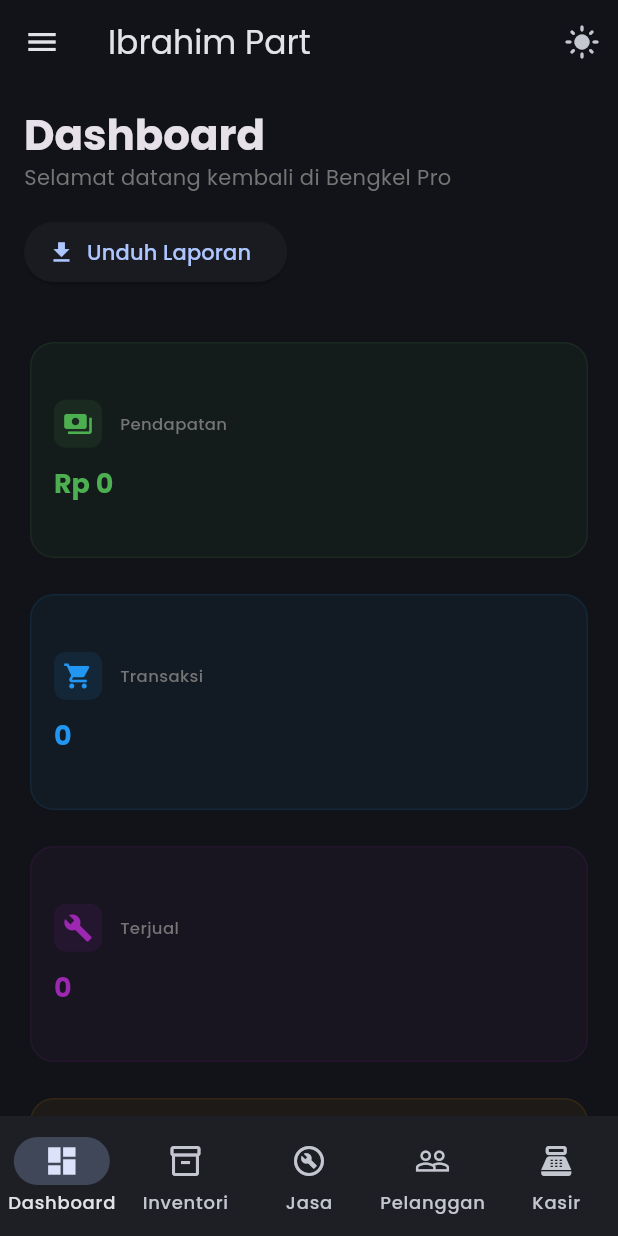
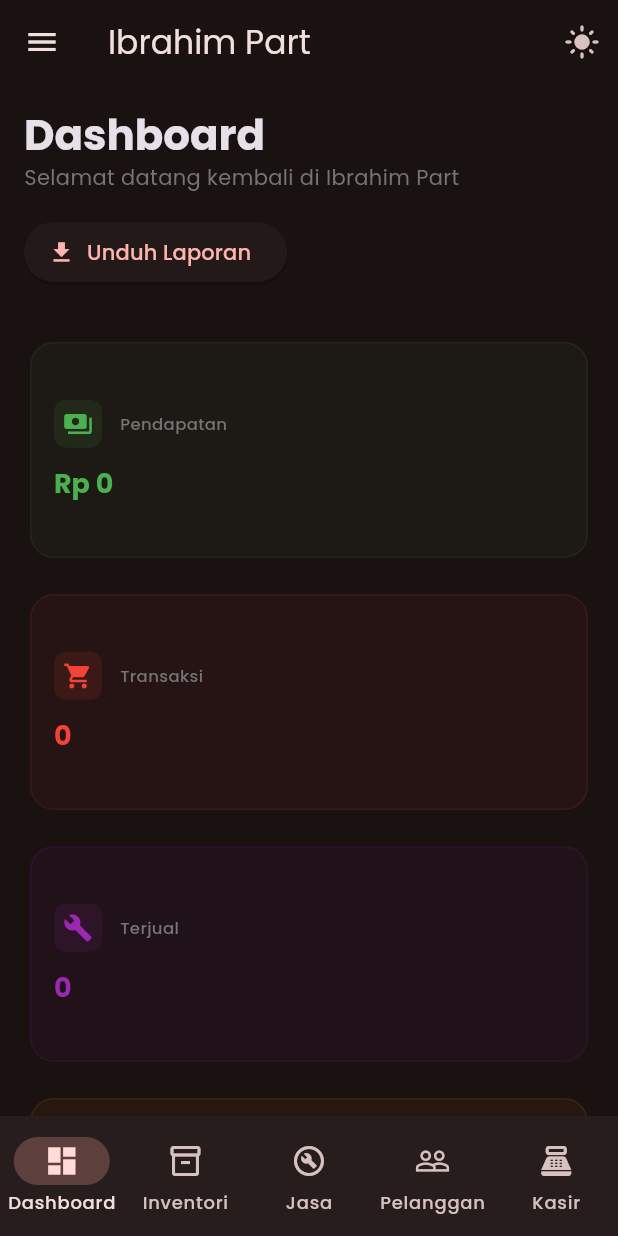
Before and after one commit to mountalgoid/kasirmotor, a Flutter app: the screen it shows after launch, after a tap on the "dark mode" icon, on a phone screen of 412 x 824 dp. Run offline on Flutter 3.47's test engine with Material 3 defaults, Android fonts, the phone set to English and light mode, and no system bars; our stand-ins replace fl_chart, google_fonts, image_picker, pdf, printing, shared_preferences; accounts and stored records are empty.

Commit message:
Final Fix: Cart Buttons, Splash Screen, Responsiveness, and Red Theme
- Fixed shopping cart logic to support quantity increment/decrement.
- Wrapped cart BottomSheet in `Consumer` for immediate UI reactivity.
- Created an animated `SplashScreen` with "Ibrahim Part" branding.
- Redesigned the dashboard with `LayoutBuilder` and `GridView` for adaptive orientation support.
- Fixed text clipping using `FittedBox` and dynamic sizing.
- Changed the primary application theme and all hardcoded blue colors to red.
- Unified application name to "Ibrahim Part" across the entire UI.
- Updated widget tests for the new application flow.

Co-authored-by: mountalgoid <255327229+mountalgoid@users.noreply.github.com>

```diff
--- a/lib/main.dart
+++ b/lib/main.dart
@@ -30,7 +30,7 @@ class BengkelProApp extends StatelessWidget {
             theme: ThemeData(
               useMaterial3: true,
               colorScheme: ColorScheme.fromSeed(
-                seedColor: Colors.blueAccent,
+                seedColor: Colors.redAccent,
                 brightness: Brightness.light,
               ),
               textTheme: GoogleFonts.poppinsTextTheme(),
@@ -38,7 +38,7 @@ class BengkelProApp extends StatelessWidget {
             darkTheme: ThemeData(
               useMaterial3: true,
               colorScheme: ColorScheme.fromSeed(
-                seedColor: Colors.blueAccent,
+                seedColor: Colors.redAccent,
                 brightness: Brightness.dark,
               ),
               textTheme: GoogleFonts.poppinsTextTheme(ThemeData.dark().textTheme),
--- a/lib/pages/splash_screen.dart
+++ b/lib/pages/splash_screen.dart
@@ -50,7 +50,7 @@ class _SplashScreenState extends State<SplashScreen> with SingleTickerProviderSt
   @override
   Widget build(BuildContext context) {
     return Scaffold(
-      backgroundColor: Colors.blueAccent,
+      backgroundColor: Colors.redAccent,
       body: Center(
         child: AnimatedBuilder(
           animation: _controller,
@@ -78,7 +78,7 @@ class _SplashScreenState extends State<SplashScreen> with SingleTickerProviderSt
                       child: const Icon(
                         Icons.motorcycle,
                         size: 80,
-                        color: Colors.blueAccent,
+                        color: Colors.redAccent,
                       ),
                     ),
                     const SizedBox(height: 32),
--- a/lib/pages/transaction_history_page.dart
+++ b/lib/pages/transaction_history_page.dart
@@ -28,10 +28,10 @@ class TransactionHistoryPage extends StatelessWidget {
                   margin: const EdgeInsets.only(bottom: 12),
                   child: ExpansionTile(
                     leading: CircleAvatar(
-                      backgroundColor: tx.paymentMethod == PaymentMethod.cash ? Colors.green.withOpacity(0.1) : Colors.blue.withOpacity(0.1),
+                      backgroundColor: tx.paymentMethod == PaymentMethod.cash ? Colors.green.withOpacity(0.1) : Colors.red.withOpacity(0.1),
                       child: Icon(
                         tx.paymentMethod == PaymentMethod.cash ? Icons.money : Icons.qr_code,
-                        color: tx.paymentMethod == PaymentMethod.cash ? Colors.green : Colors.blue,
+                        color: tx.paymentMethod == PaymentMethod.cash ? Colors.green : Colors.red,
                       ),
                     ),
                     title: Text(tx.customer?.name ?? 'Umum'),
@@ -69,7 +69,7 @@ class TransactionHistoryPage extends StatelessWidget {
                                               if (item.itemCode != null)
                                                 Text('Kode: ${item.itemCode!}', style: TextStyle(color: Colors.grey[500], fontSize: 10)),
                                               if (item.priceType != null)
-                                                Text('Tipe: ${item.priceType}', style: TextStyle(color: Colors.blue[300], fontSize: 10)),
+                                                Text('Tipe: ${item.priceType}', style: TextStyle(color: Colors.red[300], fontSize: 10)),
                                             ],
                                           ],
                                         ),
--- a/lib/widgets/dashboard_home.dart
+++ b/lib/widgets/dashboard_home.dart
@@ -49,7 +49,7 @@ class _DashboardHomeState extends State<DashboardHome> {
                   crossAxisAlignment: CrossAxisAlignment.start,
                   children: [
                     Text('Dashboard', style: Theme.of(context).textTheme.headlineMedium?.copyWith(fontWeight: FontWeight.bold)),
-                    Text('Selamat datang kembali di Bengkel Pro', style: TextStyle(color: Colors.grey[600])),
+                    Text('Selamat datang kembali di Ibrahim Part', style: TextStyle(color: Colors.grey[600])),
                   ],
                 ),
                 ElevatedButton.icon(
@@ -73,7 +73,7 @@ class _DashboardHomeState extends State<DashboardHome> {
                   mainAxisSpacing: 16,
                   children: [
                     _buildStatCard(context, 'Pendapatan', currencyFormat.format(totalRevenue), Icons.payments, Colors.green),
-                    _buildStatCard(context, 'Transaksi', provider.transactions.length.toString(), Icons.shopping_cart, Colors.blue),
+                    _buildStatCard(context, 'Transaksi', provider.transactions.length.toString(), Icons.shopping_cart, Colors.red),
                     _buildStatCard(context, 'Terjual', totalPartsSold.toString(), Icons.build, Colors.purple),
                     _buildStatCard(context, 'Stok Tipis', provider.spareParts.where((p) => p.stock < 5).length.toString(), Icons.warning, Colors.orange),
                   ],
@@ -163,10 +163,10 @@ class _DashboardHomeState extends State<DashboardHome> {
                           LineChartBarData(
                             spots: List.generate(filteredData.length, (i) => FlSpot(i.toDouble(), filteredData[i].amount)),
                             isCurved: true,
-                            color: Colors.blue,
+                            color: Colors.red,
                             barWidth: 4,
                             dotData: const FlDotData(show: true),
-                            belowBarData: BarAreaData(show: true, color: Colors.blue.withOpacity(0.1)),
+                            belowBarData: BarAreaData(show: true, color: Colors.red.withOpacity(0.1)),
                           ),
                         ],
                       ),
@@ -294,8 +294,8 @@ class _DashboardHomeState extends State<DashboardHome> {
                   return ListTile(
                     contentPadding: EdgeInsets.zero,
                     leading: CircleAvatar(
-                      backgroundColor: Colors.blue.withOpacity(0.1),
-                      child: const Icon(Icons.receipt_long, color: Colors.blue, size: 20),
+                      backgroundColor: Colors.red.withOpacity(0.1),
+                      child: const Icon(Icons.receipt_long, color: Colors.red, size: 20),
                     ),
                     title: Text(tx.customer?.name ?? 'Umum', style: const TextStyle(fontWeight: FontWeight.w600, fontSize: 14)),
                     subtitle: Text(DateFormat('HH:mm').format(tx.date), style: const TextStyle(fontSize: 12)),
--- a/lib/widgets/responsive_wrapper.dart
+++ b/lib/widgets/responsive_wrapper.dart
@@ -82,7 +82,7 @@ class _ResponsiveWrapperState extends State<ResponsiveWrapper> {
               extended: MediaQuery.of(context).size.width > 1200,
               leading: const Padding(
                 padding: EdgeInsets.symmetric(vertical: 24),
-                child: CircleAvatar(backgroundColor: Colors.blue, child: Icon(Icons.motorcycle, color: Colors.white)),
+                child: CircleAvatar(backgroundColor: Colors.red, child: Icon(Icons.motorcycle, color: Colors.white)),
               ),
               destinations: const [
                 NavigationRailDestination(icon: Icon(Icons.dashboard_outlined), selectedIcon: Icon(Icons.dashboard), label: Text('Dashboard')),
```
Also changed, not shown: lib/pages/cashier_page.dart (+21 -21 lines).
